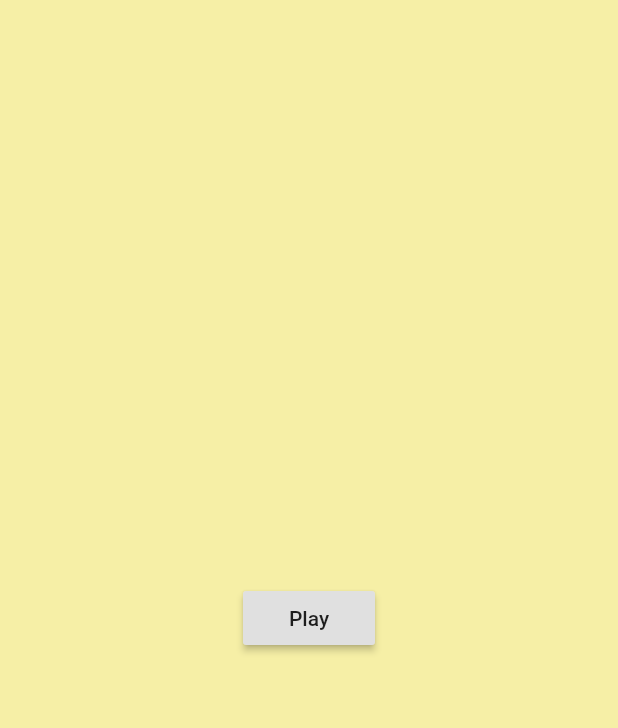
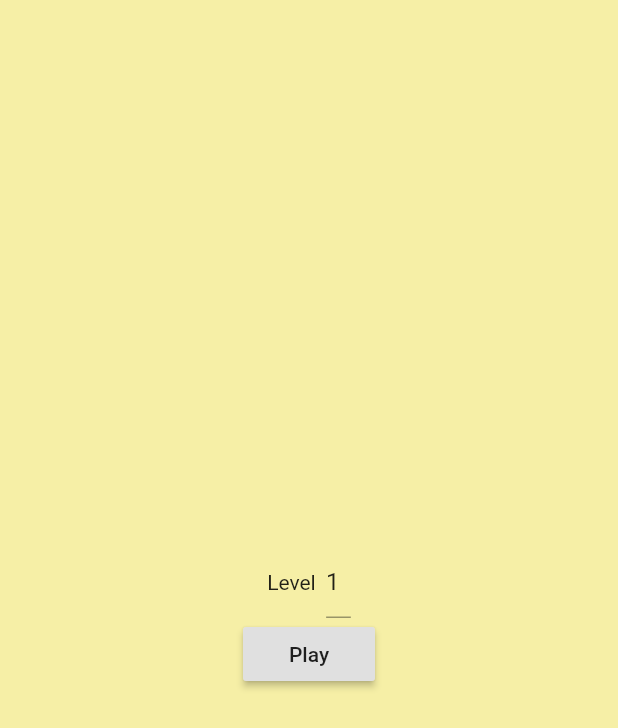
Before and after one commit to LiquidatorCoder/boxdash, a Flutter app: the screen it shows after launch, on a phone screen of 412 x 824 dp. Shown: the top 728 px of the screen. Run offline on Flutter 3.47's test engine with Material 2 defaults, Android fonts, the phone set to English and light mode, and no system bars; missing offline and left inert: flame.

Commit message:
added level selector and shadermask

```diff
--- a/lib/game.dart
+++ b/lib/game.dart
@@ -7,14 +7,9 @@ import 'package:boxdash/components/lives.dart';
 import 'package:boxdash/components/obstacle.dart';
 import 'package:boxdash/components/score.dart';
 import 'package:boxdash/main.dart';
-import 'package:flame/components/particle_component.dart';
 import 'package:flame/flame.dart';
 import 'package:flame/game.dart';
 import 'package:flame/gestures.dart';
-import 'package:flame/particle.dart';
-import 'package:flame/particles/accelerated_particle.dart';
-import 'package:flame/particles/circle_particle.dart';
-import 'package:flame/particles/moving_particle.dart';
 import 'package:flutter/gestures.dart';
 import 'package:flutter/material.dart';
 import 'package:flutter/services.dart';
@@ -25,14 +20,23 @@ class BoxGame extends BaseGame with HorizontalDragDetector {
   Level level;
   Lives livesDisplay;
   BuildContext context;
+  int obsMultiplier = 1;
   int counter = 0;
-  var speed = 200.0;
+  double speed = 200;
   double multiplier = 1.0;
-  double obsMultiplier = 1;
-  double speedMultiplier = 1;
+  int speedMultiplier = 1;
   Box box;
   List<Obstacle> obs;
-  BoxGame(Size size, context) {
+  BoxGame(Size size, levelNum, context) {
+    if (levelNum == 1) {
+      speedMultiplier = 1;
+      obsMultiplier = 1;
+    } else {
+      counter = ((levelNum - 1) * 1000).round();
+      speedMultiplier = ((levelNum - 1) * 200).round();
+      obsMultiplier = levelNum;
+    }
+    counter = 0;
     this.context = context;
     lives = 3;
     add(Bg());
@@ -45,27 +49,35 @@ class BoxGame extends BaseGame with HorizontalDragDetector {
 
   @override
   void update(double t) {
+    // spawning obstacles
     if (box != null) box.update(t);
     if (size != null && counter % ((40 / obsMultiplier) + 10).round() == 0) {
       var r = Random.secure();
       var position = r.nextInt(3);
       var delta = r.nextDouble() * 50;
+      var val = [-1, 1];
+      var choice = r.nextInt(2);
+      delta = delta * val[choice];
       switch (position) {
         case 0:
+          // first obstacle
           obs.add(Obstacle(0 + delta, speed + speedMultiplier));
           add(obs.last);
           break;
         case 1:
+          // second obstacle
           obs.add(Obstacle(size.width / 3 + delta, speed + speedMultiplier));
           add(obs.last);
           break;
         case 2:
+          // third obstacle
           obs.add(
               Obstacle(size.width * 2 / 3 + delta, speed + speedMultiplier));
           add(obs.last);
           break;
       }
     }
+    // update obstacle
     if (obs.length != 0) {
       obs.forEach((element) {
         element.update(t);
@@ -73,8 +85,10 @@ class BoxGame extends BaseGame with HorizontalDragDetector {
     }
     obs.forEach((element) {
       if (lives != null) if (lives == 0) {
+        // game over
         Flame.bgm.stop();
         this.pauseEngine();
+        Navigator.pop(context);
         Navigator.push(
           context,
           MaterialPageRoute(
@@ -88,24 +102,28 @@ class BoxGame extends BaseGame with HorizontalDragDetector {
           ),
         );
       }
+      // detecting collisions
       if (box.x >= element.x - size.width / 9 &&
           box.x <= element.x + size.width * 1 / 3) {
         if (box.y <= element.y + size.width / 18 &&
             box.y + size.width / 9 >= element.y) {
           element.crash();
           HapticFeedback.vibrate();
-          Flame.audio.play('crash.wav', volume: 0.5);
+          Flame.audio.play('crash.wav', volume: 0.25);
           if (lives != null) lives--;
         }
       }
     });
-
+// score counter
     counter++;
     if (counter % 1000 == 0) {
       obsMultiplier++;
-      Flame.audio.play('levelup.wav', volume: 0.5);
+      print("Level $obsMultiplier, speed $speedMultiplier, counter $counter");
+      // level up
+      Flame.audio.play('levelup.wav', volume: 0.25);
     }
     if (counter % 10 == 0) {
+      // increasing game speed
       speedMultiplier = speedMultiplier + 2;
     }
     if (score != null) score.update(t);
@@ -122,7 +140,18 @@ class BoxGame extends BaseGame with HorizontalDragDetector {
   }
 
   @override
+  void onHorizontalDragCancel() {
+    box.clearEffects();
+  }
+
+  @override
+  void onHorizontalDragStart(DragStartDetails d) {
+    box.spin();
+  }
+
+  @override
   void onHorizontalDragUpdate(DragUpdateDetails d) {
+    // controlling player
     box.x += d.delta.dx * multiplier;
     if (box.x > size.width - size.width / 9) {
       box.x = size.width - size.width / 9;
--- a/lib/main.dart
+++ b/lib/main.dart
@@ -1,3 +1,4 @@
+import 'dart:ui';
 import 'package:boxdash/game.dart';
 import 'package:flame/flame.dart';
 import 'package:flutter/material.dart';
@@ -23,21 +24,56 @@ void main() async {
   )));
 }
 
-class Home extends StatelessWidget {
+class Home extends StatefulWidget {
   final int score;
+
   Home({@required this.score});
+
+  @override
+  _HomeState createState() => _HomeState();
+}
+
+class _HomeState extends State<Home> {
+  int level = 1;
+  TextEditingController levelNum = TextEditingController();
+  @override
+  void initState() {
+    levelNum.text = level.toString();
+    super.initState();
+  }
+
   @override
   Widget build(BuildContext context) {
-    game = BoxGame(size, context);
     return Container(
       color: Color(0xfff6efa6),
       child: Center(
         child: Column(
           mainAxisSize: MainAxisSize.min,
           children: <Widget>[
+            Row(
+              mainAxisSize: MainAxisSize.min,
+              children: <Widget>[
+                Text("Level  "),
+                SizedBox(
+                  width: MediaQuery.of(context).size.width * 0.04,
+                  child: TextField(
+                    keyboardType: TextInputType.number,
+                    controller: levelNum,
+                    onChanged: (text) {
+                      if (text != "") {
+                        setState(() {
+                          level = int.parse(text);
+                        });
+                      }
+                    },
+                  ),
+                ),
+              ],
+            ),
             RaisedButton(
               child: Text("Play"),
               onPressed: () {
+                game = BoxGame(size, level, context);
                 Flame.bgm.play('bgm.mp3');
                 Navigator.push(
                   context,
@@ -49,7 +85,9 @@ class Home extends StatelessWidget {
                 );
               },
             ),
-            score != 0 ? Text("Score = " + score.toString()) : Container(),
+            widget.score != 0
+                ? Text("Score = " + widget.score.toString())
+                : Container(),
           ],
         ),
       ),
@@ -62,6 +100,15 @@ class GameWrapper extends StatelessWidget {
   GameWrapper(this.game);
   @override
   Widget build(BuildContext context) {
-    return game.widget;
+    return ShaderMask(
+        shaderCallback: (Rect rect) {
+          return LinearGradient(
+            begin: Alignment.topCenter,
+            end: Alignment.center,
+            colors: [Colors.pink, Colors.yellow],
+          ).createShader(rect);
+        },
+        blendMode: BlendMode.saturation,
+        child: game.widget);
   }
 }
```
